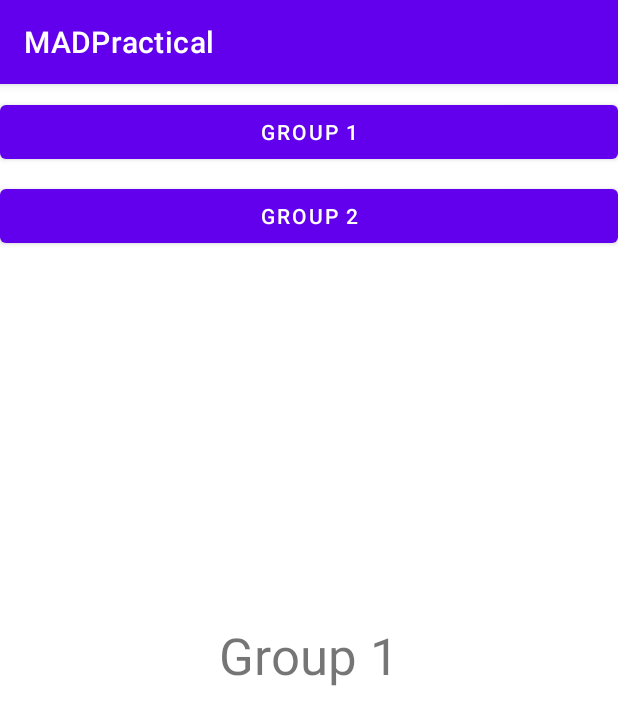
After one commit to MAD11877/mad22-practical-3---event-handling-LeoYunTao, an Android app: the fragment Group1 placed in its activity, on a phone screen of 412 x 824 dp. The commit adds this screen. Shown: the top 725 px of the screen. Run offline under Robolectric (Android 15) with nearby library versions, the phone set to English and light mode, and no system bars.

Commit message:
completed the challenges for practical 3

```diff
--- /dev/null
+++ b/app/src/main/java/com/example/madpractical/Group1.java
@@ -0,0 +1,19 @@
+package com.example.madpractical;
+
+import android.os.Bundle;
+
+import androidx.fragment.app.Fragment;
+
+import android.view.LayoutInflater;
+import android.view.View;
+import android.view.ViewGroup;
+
+public class Group1 extends Fragment {
+
+    @Override
+    public View onCreateView(LayoutInflater inflater, ViewGroup container,
+                             Bundle savedInstanceState) {
+        // Inflate the layout for this fragment
+        return inflater.inflate(R.layout.fragment_group1, container, false);
+    }
+}
--- /dev/null
+++ b/app/src/main/java/com/example/madpractical/MessageGroup.java
@@ -0,0 +1,44 @@
+package com.example.madpractical;
+
+import androidx.appcompat.app.AppCompatActivity;
+import androidx.fragment.app.Fragment;
+import androidx.fragment.app.FragmentManager;
+import androidx.fragment.app.FragmentTransaction;
+
+import android.os.Bundle;
+import android.view.View;
+import android.widget.Button;
+
+public class MessageGroup extends AppCompatActivity {
+
+    @Override
+    protected void onCreate(Bundle savedInstanceState) {
+        super.onCreate(savedInstanceState);
+        setContentView(R.layout.activity_message_group);
+
+        Button buttonGroup1 = findViewById(R.id.buttonGroup1);
+        Button buttonGroup2 = findViewById(R.id.buttonGroup2);
+
+        buttonGroup1.setOnClickListener(new View.OnClickListener() {
+            @Override
+            public void onClick(View view) {
+                replaceFragment(new Group1());
+            }
+        });
+
+        buttonGroup2.setOnClickListener(new View.OnClickListener() {
+            @Override
+            public void onClick(View view) {
+                replaceFragment(new Group2());
+            }
+        });
+
+    }
+
+    private void replaceFragment(Fragment fragment) {
+        FragmentManager fragmentManager = getSupportFragmentManager();
+        FragmentTransaction fragmentTransaction = fragmentManager.beginTransaction();
+        fragmentTransaction.replace(R.id.frameLayout, fragment);
+        fragmentTransaction.commit();
+    }
+}
--- /dev/null
+++ b/app/src/main/res/layout/activity_message_group.xml
@@ -0,0 +1,45 @@
+<?xml version="1.0" encoding="utf-8"?>
+<androidx.constraintlayout.widget.ConstraintLayout xmlns:android="http://schemas.android.com/apk/res/android"
+    xmlns:app="http://schemas.android.com/apk/res-auto"
+    xmlns:tools="http://schemas.android.com/tools"
+    android:layout_width="match_parent"
+    android:layout_height="match_parent"
+    tools:context=".MessageGroup">
+
+  <Button
+      android:id="@+id/buttonGroup1"
+      android:layout_width="0dp"
+      android:layout_height="wrap_content"
+      android:layout_marginTop="8dp"
+      android:text="GROUP 1"
+      app:layout_constraintEnd_toEndOf="parent"
+      app:layout_constraintHorizontal_bias="0.498"
+      app:layout_constraintStart_toStartOf="parent"
+      app:layout_constraintTop_toTopOf="parent" />
+
+  <Button
+      android:id="@+id/buttonGroup2"
+      android:layout_width="0dp"
+      android:layout_height="wrap_content"
+      android:layout_marginTop="8dp"
+      android:text="GROUP 2"
+      app:layout_constraintEnd_toEndOf="parent"
+      app:layout_constraintHorizontal_bias="0.0"
+      app:layout_constraintStart_toStartOf="parent"
+      app:layout_constraintTop_toBottomOf="@+id/buttonGroup1" />
+
+  <FrameLayout
+      android:id="@+id/frameLayout"
+      android:layout_width="0dp"
+      android:layout_height="0dp"
+      android:layout_marginTop="8dp"
+      android:layout_marginBottom="8dp"
+      app:layout_constraintBottom_toBottomOf="parent"
+      app:layout_constraintEnd_toEndOf="parent"
+      app:layout_constraintStart_toStartOf="parent"
+      app:layout_constraintTop_toBottomOf="@+id/buttonGroup2">
+
+  </FrameLayout>
+
+
+</androidx.constraintlayout.widget.ConstraintLayout>
--- /dev/null
+++ b/app/src/main/res/layout/fragment_group1.xml
@@ -0,0 +1,25 @@
+<?xml version="1.0" encoding="utf-8"?>
+<FrameLayout xmlns:android="http://schemas.android.com/apk/res/android"
+    xmlns:app="http://schemas.android.com/apk/res-auto"
+    xmlns:tools="http://schemas.android.com/tools"
+    android:layout_width="match_parent"
+    android:layout_height="match_parent"
+    tools:context=".Group1">
+
+    <androidx.constraintlayout.widget.ConstraintLayout
+        android:layout_width="match_parent"
+        android:layout_height="match_parent">
+
+        <TextView
+            android:id="@+id/textView3"
+            android:layout_width="wrap_content"
+            android:layout_height="wrap_content"
+            android:text="Group 1"
+            android:textSize="34sp"
+            app:layout_constraintBottom_toBottomOf="parent"
+            app:layout_constraintEnd_toEndOf="parent"
+            app:layout_constraintStart_toStartOf="parent"
+            app:layout_constraintTop_toTopOf="parent"
+            app:layout_constraintVertical_bias="0.4" />
+    </androidx.constraintlayout.widget.ConstraintLayout>
+</FrameLayout>
```
Also changed, not shown: app/src/main/AndroidManifest.xml (+7 -4 lines), app/src/main/java/com/example/madpractical/Group2.java (added, +19 -0 lines), app/src/main/java/com/example/madpractical/MainActivity.java (+10 -0 lines), app/src/main/res/layout/fragment_group2.xml (added, +25 -0 lines), 1 other file.
